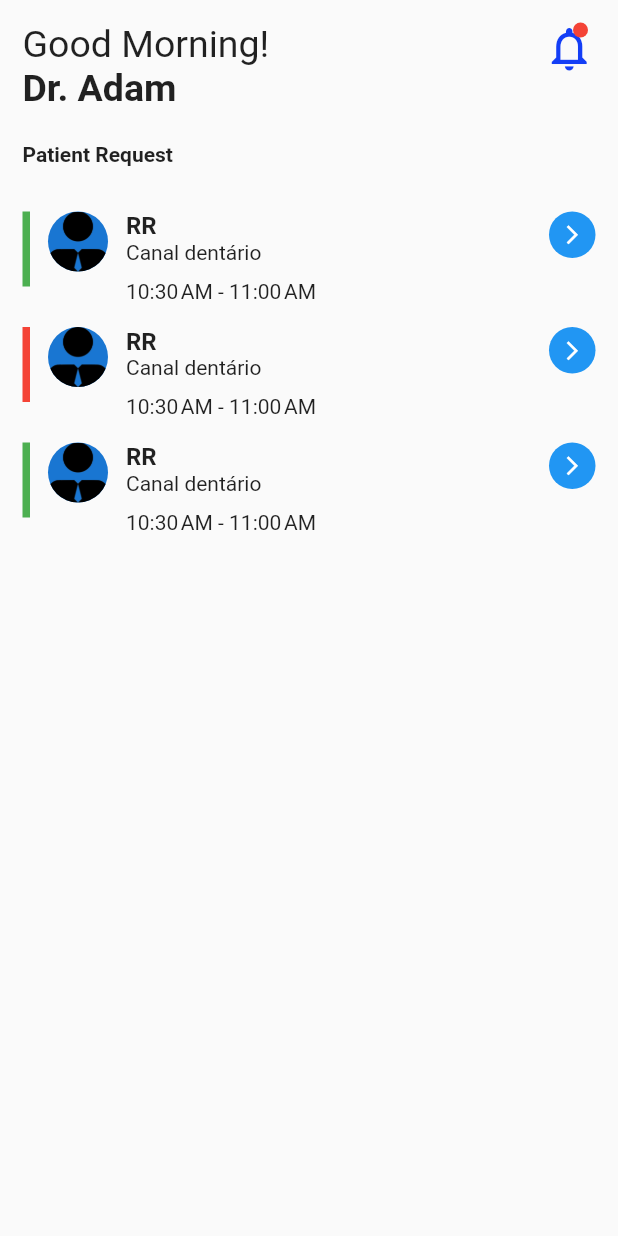
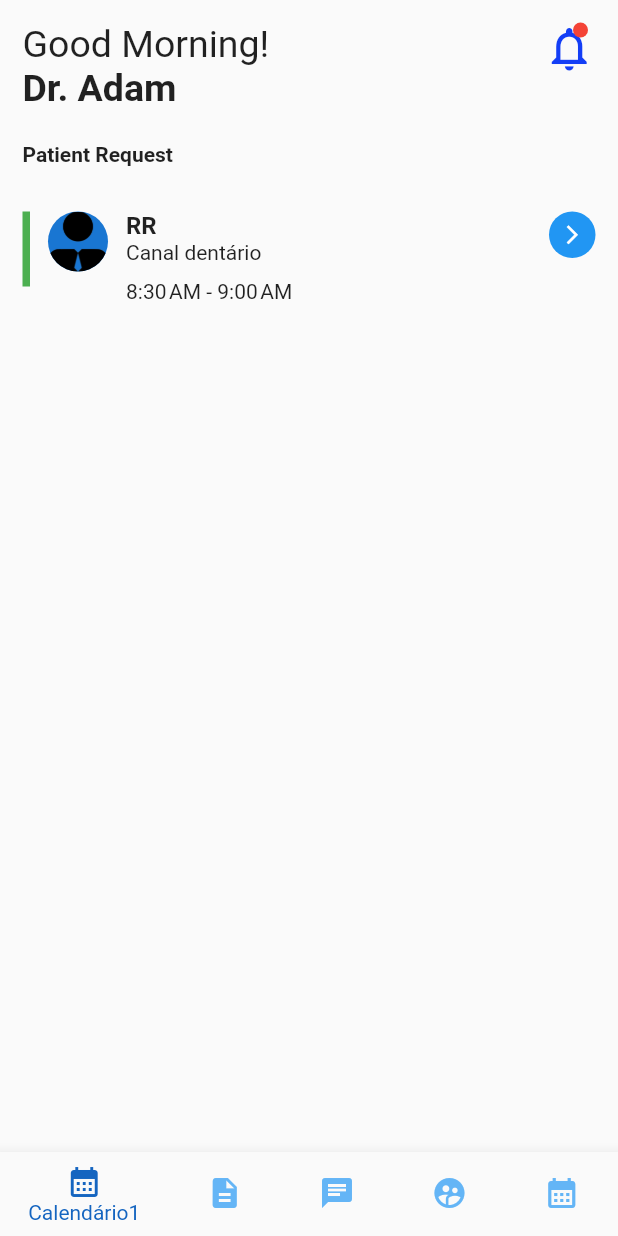
Before and after one commit to ricardo9n/ohdonto, a Flutter app: the screen it shows after launch, on a phone screen of 412 x 824 dp. Run offline on Flutter 3.47's test engine with Material 2 defaults, Android fonts, the phone set to English and light mode, and no system bars; statements that could not run were skipped.

Commit message:
patient request i

```diff
--- /dev/null
+++ b/lib/app/main_page_controller.dart
@@ -0,0 +1,41 @@
+import 'package:ohdonto/app/models/appointment.dart';
+import 'package:ohdonto/app/models/appointment_time.dart';
+import 'package:ohdonto/app/models/patient.dart';
+
+class MainPageController {
+  Future<List<Appointment>> loadAppointments() async {
+    await Future.delayed(const Duration(seconds: 3));
+
+    Appointment app1 = Appointment(
+      patient: Patient('assets/images/profile.png', 'RR'),
+      description: 'Canal dentário',
+      appointmentTime: AppointmentTime(
+        DateTime(2022, 3, 20, 8, 30),
+        DateTime(2022, 3, 20, 9, 0),
+      ),
+      isConfirmed: true,
+    );
+
+    Appointment app2 = Appointment(
+      patient: Patient('assets/images/profile.png', 'RR'),
+      description: 'Canal dentário',
+      appointmentTime: AppointmentTime(
+        DateTime(2022, 3, 20, 10, 30),
+        DateTime(2022, 3, 20, 11, 0),
+      ),
+      isConfirmed: false,
+    );
+
+    Appointment app3 = Appointment(
+      patient: Patient('assets/images/profile.png', 'RR'),
+      description: 'Obturação',
+      appointmentTime: AppointmentTime(
+        DateTime(2022, 3, 20, 11, 30),
+        DateTime(2022, 3, 20, 12, 0),
+      ),
+      isConfirmed: false,
+    );
+
+    return [app1, app2, app3];
+  }
+}
--- a/lib/app/pages/main_page.dart
+++ b/lib/app/pages/main_page.dart
@@ -1,7 +1,9 @@
 import 'package:flutter/material.dart';
+import 'package:ohdonto/app/main_page_controller.dart';
 import 'package:ohdonto/app/models/appointment.dart';
 import 'package:ohdonto/app/models/appointment_time.dart';
 import 'package:ohdonto/app/models/patient.dart';
+import 'package:ohdonto/app/pages/patient_request.dart';
 
 class MainPage extends StatefulWidget {
   const MainPage({Key? key}) : super(key: key);
@@ -11,31 +13,14 @@ class MainPage extends StatefulWidget {
 }
 
 class _MainPagePageState extends State<MainPage> {
-  late Appointment _appointment, _app2;
+  //late Future<List<Appointment>> appointments;
+  int ourCurrentIndex = 0;
+  late MainPageController controller;
 
   @override
   void initState() {
     super.initState();
-
-    _appointment = Appointment(
-      patient: Patient('assets/images/profile.png', 'RR'),
-      description: 'Canal dentário',
-      appointmentTime: AppointmentTime(
-        DateTime(2022, 3, 20, 10, 30),
-        DateTime(2022, 3, 20, 11, 0),
-      ),
-      isConfirmed: true,
-    );
-
-    _app2 = Appointment(
-      patient: Patient('assets/images/profile.png', 'RR'),
-      description: 'Canal dentário',
-      appointmentTime: AppointmentTime(
-        DateTime(2022, 3, 20, 10, 30),
-        DateTime(2022, 3, 20, 11, 0),
-      ),
-      isConfirmed: false,
-    );
+    controller = MainPageController();
   }
 
   @override
@@ -49,77 +34,55 @@ class _MainPagePageState extends State<MainPage> {
                 children: [
                   _buildFirsLine(),
                   _buildSecondLine(),
-                    _buildAppointment(_appointment),
-                    _buildAppointment(_app2),
-                    _buildAppointment(_appointment)
+                  _buildAppointmentList(),
                 ],
-                ))));
-  }
-
-  Widget _buildAppointment(Appointment appointment) {
-    return Padding(
-      padding: const EdgeInsets.only(top: 8, bottom: 8),
-      child: Row(
-        crossAxisAlignment: CrossAxisAlignment.start,
-        children: [
-          _buildConfirmed(appointment),
-          const SizedBox(
-            width: 12,
-          ),
-          _buildProfilePicture(appointment),
-          const SizedBox(
-            width: 12,
-          ),
-          Expanded(child: _buildPatientRequestList(appointment)),
-          _buildCircledArrow(),
+              ))),
+      bottomNavigationBar: BottomNavigationBar(
+        unselectedItemColor: Colors.blue.shade300,
+        selectedItemColor: Colors.blue.shade800,
+        currentIndex: ourCurrentIndex,
+        items: const [
+          BottomNavigationBarItem(
+              label: 'Calendário1', icon: Icon(Icons.calendar_month)),
+          BottomNavigationBarItem(
+              label: 'Pedidos', icon: Icon(Icons.description)),
+          BottomNavigationBarItem(label: 'Chat', icon: Icon(Icons.chat)),
+          BottomNavigationBarItem(
+              label: 'Perfil', icon: Icon(Icons.supervised_user_circle)),
+          BottomNavigationBarItem(
+              label: 'Calendário', icon: Icon(Icons.calendar_month)),
         ],
+        onTap: (index) {
+          print('Indice atual: $index');
+          setState(() {
+            ourCurrentIndex = index;
+          });
+          ourCurrentIndex = index;
+        },
       ),
     );
   }
 
-  Widget _buildCircledArrow() {
-    return Container(
-      decoration: BoxDecoration(shape: BoxShape.circle, color: Colors.blue),
-      child: Padding(
-        padding: const EdgeInsets.all(8.0),
-        child: Icon(
-          Icons.arrow_forward_ios_outlined,
-          size: 15,
-          color: Colors.white,
-        ),
-      ),
-    );
+  Widget _buildAppointmentList() {
+    return FutureBuilder<List<Appointment>>(
+        future: controller.loadAppointments(),
+        builder: (context, snapshot) {
+          if (!snapshot.hasData) {
+            return const CircularProgressIndicator();
           }
 
-  Widget _buildConfirmed(Appointment appointment) {
-    return Container(
-        width: 5,
-        height: 50,
-        color: appointment.isConfirmed ? Colors.green : Colors.red);
+          List<Appointment> appointmentList = snapshot.data!;
+
+          appointmentList.map( ); //TODO continuar!
+
+          return PatientRequestWidget(appointment: appointmentList[0]);
+        });
   }
 
-  Widget _buildProfilePicture(Appointment appointment) {
-    final String profile = appointment.patient.profilePicturePath;
-    return CircleAvatar(
-      radius: 20,
-      backgroundImage: AssetImage(profile),
-    );
-  }
+  Widget buildCard(List<Appointment> appointmentList) {
+    return Card(
+        child:
 
-  Widget _buildPatientRequestList(Appointment appointment) {
-    return Column(
-      crossAxisAlignment: CrossAxisAlignment.start,
-      children: [
-        Text(
-          appointment.patient.name,
-          style: const TextStyle(fontWeight: FontWeight.bold, fontSize: 16),
-        ),
-        Text(appointment.description),
-        Padding(
-          padding: const EdgeInsets.only(top: 10),
-          child: Text(appointment.formatAppointmentTime()),
-        ),
-      ],
     );
   }
 
--- /dev/null
+++ b/lib/app/pages/patient_request.dart
@@ -0,0 +1,78 @@
+import 'package:flutter/material.dart';
+import 'package:ohdonto/app/models/appointment.dart';
+
+class PatientRequestWidget extends StatelessWidget {
+  final Appointment appointment;
+
+  const PatientRequestWidget({Key? key, required this.appointment})
+      : super(key: key);
+
+  @override
+  Widget build(BuildContext context) {
+    return Padding(
+      padding: const EdgeInsets.only(top: 8, bottom: 8),
+      child: Row(
+        crossAxisAlignment: CrossAxisAlignment.start,
+        children: [
+          _buildConfirmed(appointment),
+          const SizedBox(
+            width: 12,
+          ),
+          _buildProfilePicture(appointment),
+          const SizedBox(
+            width: 12,
+          ),
+          Expanded(child: _buildPatientRequestList(appointment)),
+          _buildCircledArrow(),
+        ],
+      ),
+    );
+  }
+
+  Widget _buildConfirmed(Appointment appointment) {
+    return Container(
+        width: 5,
+        height: 50,
+        color: appointment.isConfirmed ? Colors.green : Colors.red);
+  }
+
+  Widget _buildProfilePicture(Appointment appointment) {
+    final String profile = appointment.patient.profilePicturePath;
+    return CircleAvatar(
+      radius: 20,
+      backgroundImage: AssetImage(profile),
+    );
+  }
+
+  Widget _buildPatientRequestList(Appointment appointment) {
+    return Column(
+      crossAxisAlignment: CrossAxisAlignment.start,
+      children: [
+        Text(
+          appointment.patient.name,
+          style: const TextStyle(fontWeight: FontWeight.bold, fontSize: 16),
+        ),
+        Text(appointment.description),
+        Padding(
+          padding: const EdgeInsets.only(top: 10),
+          child: Text(appointment.formatAppointmentTime()),
+        ),
+      ],
+    );
+  }
+
+  Widget _buildCircledArrow() {
+    return Container(
+      decoration:
+          const BoxDecoration(shape: BoxShape.circle, color: Colors.blue),
+      child: const Padding(
+        padding: EdgeInsets.all(8.0),
+        child: Icon(
+          Icons.arrow_forward_ios_outlined,
+          size: 15,
+          color: Colors.white,
+        ),
+      ),
+    );
+  }
+}
```
Lines whose indentation alone changed are shown as unchanged.
